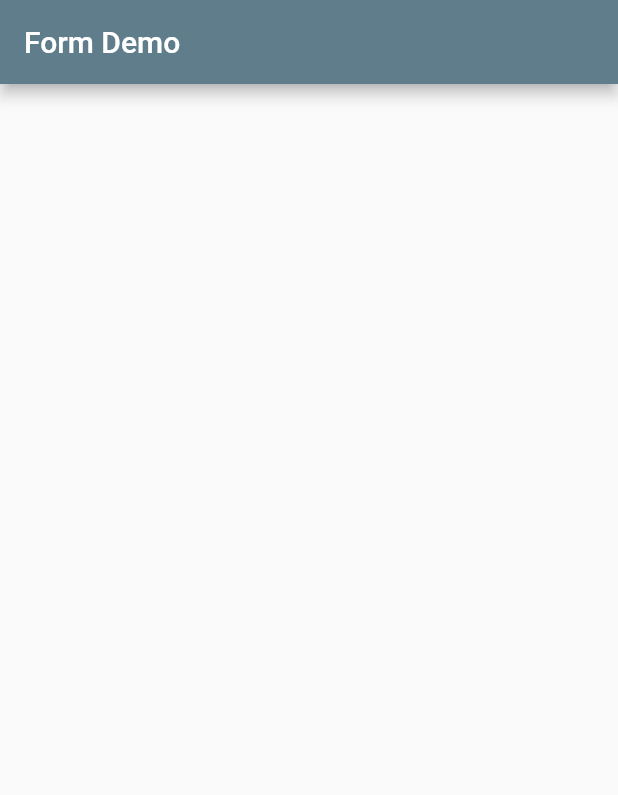
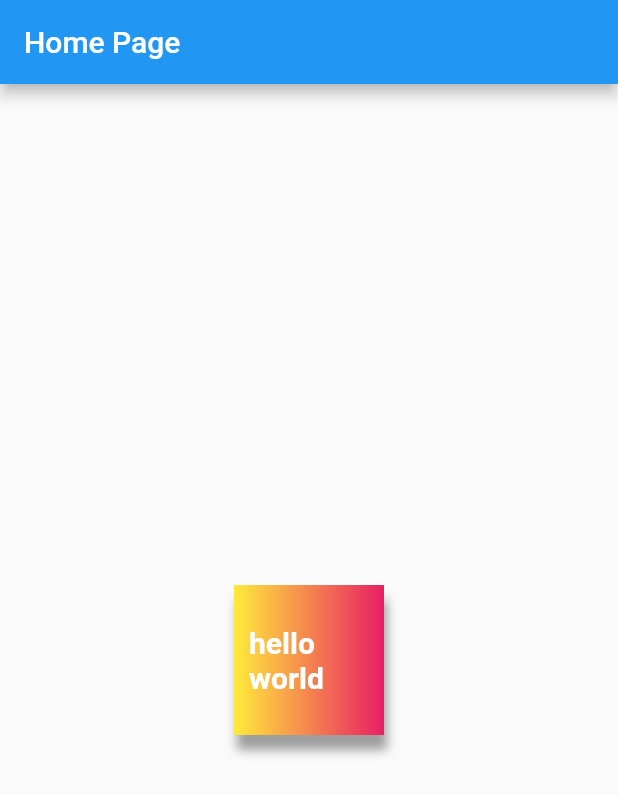
Before and after one commit to edulia/Flutter-course, a Flutter app: the screen it shows after launch, on a phone screen of 412 x 824 dp. Shown: the top 795 px of the screen. Run offline on Flutter 3.47's test engine with Material 2 defaults, Android fonts, the phone set to English and light mode, and no system bars.

Commit message:
work on Container

```diff
--- a/lib/form_screen.dart
+++ /dev/null
@@ -1,62 +0,0 @@
-import 'package:flutter/material.dart';
-
-class FormScreen extends StatefulWidget {
-  const FormScreen({Key? key}) : super(key: key);
-
-  @override
-  State<FormScreen> createState() => _FormScreenState();
-}
-
-class _FormScreenState extends State<FormScreen> {
-   late String _email;
-  late String _password;
-  late String _name;
-  late String _phoneNumber;
-  late String _url;
-  late String _calories;
-
-  final GlobalKey<FormState> _formKey = GlobalKey<FormState>();
-
-  Widget? _buildNameField() {
-    return null;
-  }
-
-  Widget? _buildName() {
-    return null;
-  }
-
-  Widget? _buildPassword() {
-    return null;
-  }
-
-  Widget? _buildEmail() {
-    return null;
-  }
-
-  Widget? _buildPhoneNumber() {
-    return null;
-  }
-
-  Widget? _buildCalories() {
-    return null;
-  }
-
-  @override
-  Widget build(BuildContext context) {
-    return Scaffold(
-      appBar: AppBar(
-        title: const Text('Form Demo'),
-      ),
-      body: Container(
-        margin: const EdgeInsets.all(24),
-        child: Form(child: Column(
-          mainAxisAlignment: MainAxisAlignment.center,
-          children: const<Widget>[
-
-
-          ],
-        ),),
-      ),
-    );
-  }
-}
--- a/lib/main.dart
+++ b/lib/main.dart
@@ -1,20 +1,51 @@
 import 'package:flutter/material.dart';
 
-import 'form_screen.dart';
+void main() {
+  runApp(const MaterialApp(
+    debugShowCheckedModeBanner: false,
+    title: "First App",
+    home: HomePage(),
+  ));
+}
 
-void main() => runApp(MyApp());
-
-class MyApp extends StatelessWidget {
-  const MyApp({Key? key}) : super(key: key);
+class HomePage extends StatelessWidget {
+  const HomePage({Key? key}) : super(key: key);
 
   @override
   Widget build(BuildContext context) {
-    return MaterialApp(
-      title: 'coding with ansar',
-      theme:  ThemeData(
-        primarySwatch: Colors.blueGrey
+    return Scaffold(
+      appBar: AppBar(
+        title: const Text("Home Page"),
       ),
-      home: FormScreen(),
+      body: Center(
+        child: Container(
+          padding: const EdgeInsets.all(10),
+          width: 100,
+          alignment: Alignment.center,
+          height: 100,
+          decoration: const BoxDecoration(
+              color: Colors.teal,
+
+              // shape: BoxShape.circle,
+              boxShadow: [
+                BoxShadow(
+                  color: Colors.grey,
+                  blurRadius: 5,
+                  offset: Offset(2.0, 10.0)
+                )
+              ],
+              gradient: LinearGradient(
+                  colors: [Colors.yellow, Colors.pink])),
+          child: const Text(
+            "hello world",
+            style: TextStyle(
+              color: Colors.white,
+              fontSize: 20,
+              fontWeight: FontWeight.bold
+            ),
+          ),
+        ),
+      ),
     );
   }
 }
```
